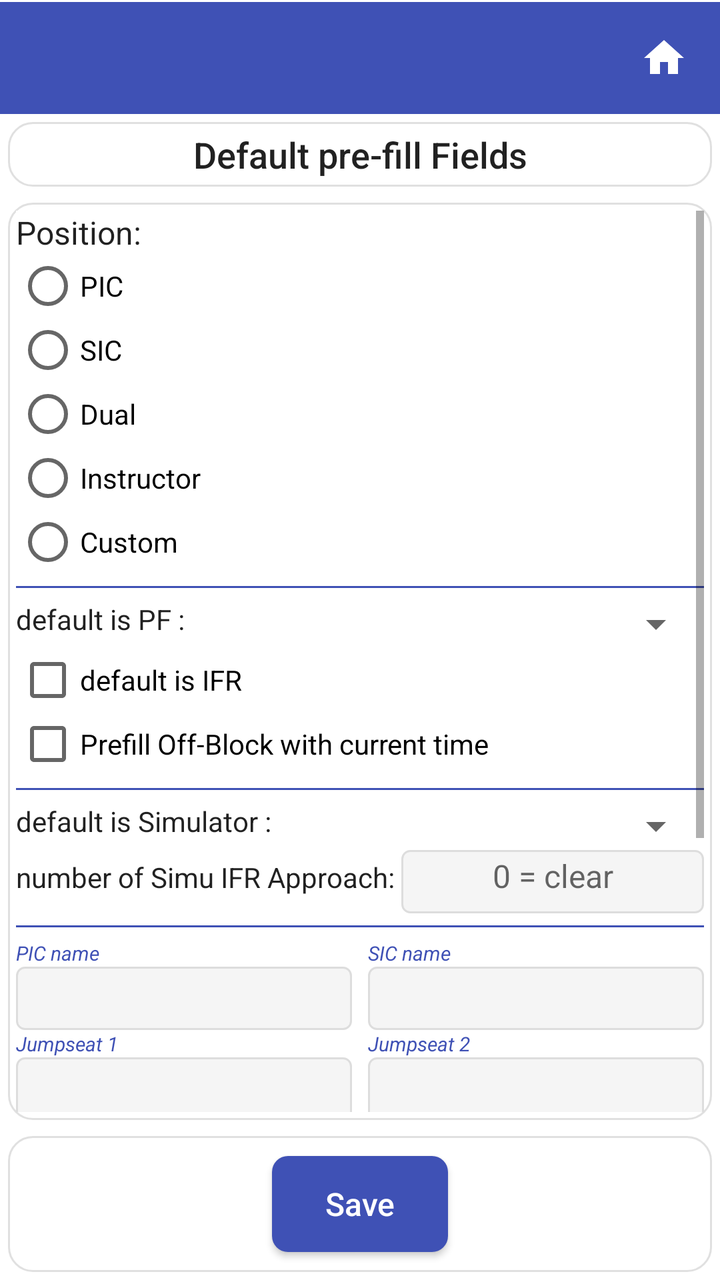
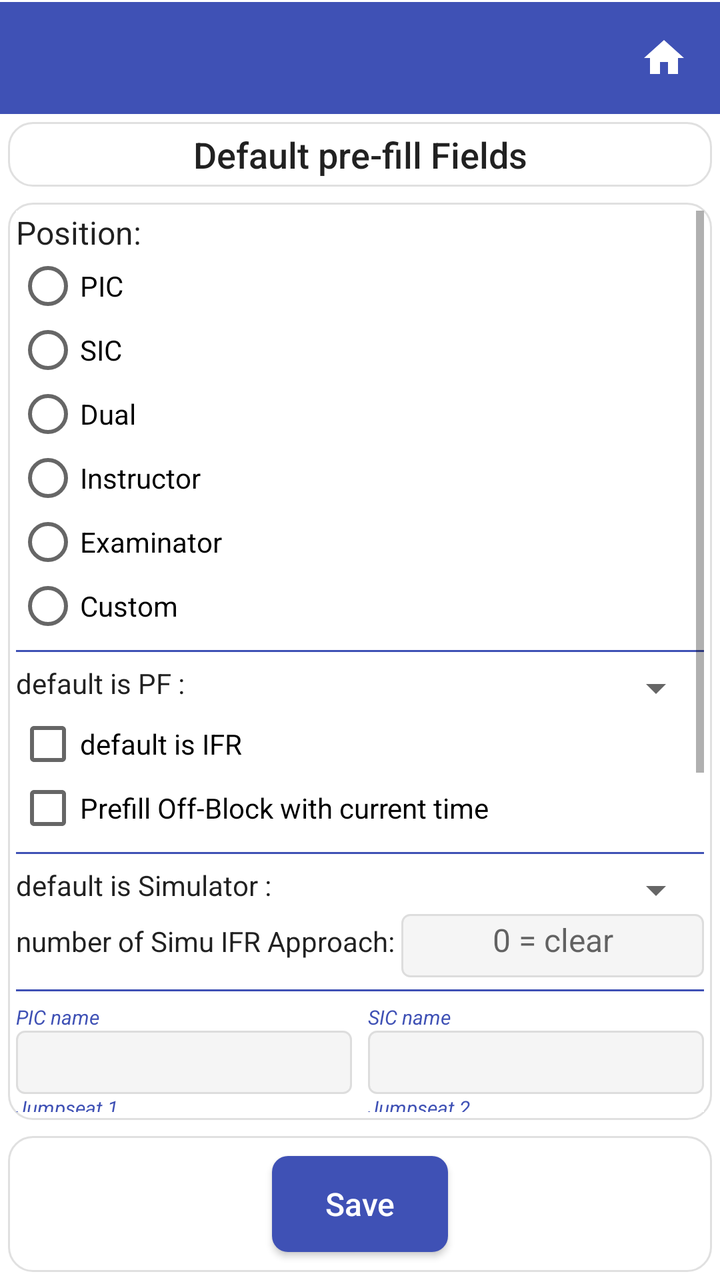

Two renders of the same Android screen: before a commit and after it. Below are the layout's source before the change and the commit's diff.
<!-- AndroidManifest.xml: application theme Theme.StripToLogbook.View -->
<!-- res/layout/activity_default_fields_preferences.xml -->
<?xml version="1.0" encoding="utf-8"?>
<LinearLayout xmlns:android="http://schemas.android.com/apk/res/android"
    android:layout_width="match_parent"
    android:layout_height="match_parent"
    android:orientation="vertical">

    
    <include layout="@layout/view_app_toolbar" />

    
    <LinearLayout
        style="@style/Card.Surface"
        android:layout_width="match_parent"
        android:layout_height="wrap_content"
        android:autoSizeTextType="uniform"
        android:orientation="vertical"
        android:gravity="center">

        <TextView
            style="@style/TextAppearance.AppCompat.Title"
            android:layout_width="match_parent"
            android:layout_height="wrap_content"
            android:gravity="center"
            android:text="Default pre-fill Fields" />

    </LinearLayout>

    
    <ScrollView
        android:id="@+id/scroll_view"
        style="@style/Card.Surface"
        android:layout_width="match_parent"
        android:layout_height="0dp"
        android:layout_weight="1"
        android:layout_marginTop="6dp">

        <LinearLayout
            android:layout_width="match_parent"
            android:layout_height="wrap_content"
            android:orientation="vertical" >

            

            <TextView
                android:layout_width="match_parent"
                android:layout_height="wrap_content"
                android:text="Position:"
                android:textAppearance="@style/TextAppearance.AppCompat.Body1" />

            <RadioGroup
                android:id="@+id/rg_default_position"
                android:layout_width="match_parent"
                android:layout_height="wrap_content">

                <RadioButton
                    android:id="@+id/rb_position_pic"
                    android:layout_width="wrap_content"
                    android:layout_height="wrap_content"
                    android:text="PIC" />

                <RadioButton
                    android:id="@+id/rb_position_sic"
                    android:layout_width="wrap_content"
                    android:layout_height="wrap_content"
                    android:text="SIC" />

                <RadioButton
                    android:id="@+id/rb_position_dual"
                    android:layout_width="wrap_content"
                    android:layout_height="wrap_content"
                    android:text="Dual" />

                <RadioButton
                    android:id="@+id/rb_position_instructor"
                    android:layout_width="wrap_content"
                    android:layout_height="wrap_content"
                    android:text="Instructor" />

                <RadioButton
                    android:id="@+id/rb_position_custom"
                    android:layout_width="wrap_content"
                    android:layout_height="wrap_content"
                    android:text="Custom" />

            </RadioGroup>

            <EditText
                android:id="@+id/et_custom_position"
                style="@style/EditTextStyle"
                android:layout_width="match_parent"
                android:layout_height="wrap_content"
                android:hint="Custom position"
                android:inputType="text"
                android:visibility="gone" />

            <View
                android:layout_width="match_parent"
                android:layout_height="1dp"
                android:layout_marginVertical="6dp"
                android:background="@color/colorPrimary" />


            
            <LinearLayout
                android:layout_width="match_parent"
                android:layout_height="wrap_content"
                android:orientation="horizontal">

                <TextView
                    android:layout_width="match_parent"
                    android:layout_height="wrap_content"
                    android:layout_weight="1"
                    android:text="default is PF : "
                    android:textAppearance="@style/TextAppearance.AppCompat.Medium" />

                <View android:layout_width="8dp" android:layout_height="match_parent" />

                <Spinner
                    android:id="@+id/sp_default_pilot_flying"
                    android:layout_width="match_parent"
                    android:layout_height="wrap_content"
                    android:layout_weight="1" />

            </LinearLayout>

            
            <CheckBox
                android:id="@+id/cb_default_is_ifr"
                android:layout_width="match_parent"
                android:layout_height="wrap_content"
                android:text="default is IFR" />

            
            <CheckBox
                android:id="@+id/cb_default_offblock_now"
                android:layout_width="match_parent"
                android:layout_height="wrap_content"
                android:text="Prefill Off-Block with current time" />

            <View
                android:layout_width="match_parent"
                android:layout_height="1dp"
                android:layout_marginVertical="6dp"
                android:background="@color/colorPrimary" />

            
            <LinearLayout
                android:layout_width="match_parent"
                android:layout_height="wrap_content"
                android:orientation="horizontal">

                <TextView
                    android:layout_width="match_parent"
                    android:layout_height="wrap_content"
                    android:layout_weight="1"
                    android:text="default is Simulator : "
                    android:textAppearance="@style/TextAppearance.AppCompat.Medium" />

                <View android:layout_width="8dp" android:layout_height="match_parent" />

                <Spinner
                    android:id="@+id/sp_default_is_simulator"
                    android:layout_width="match_parent"
                    android:layout_height="wrap_content"
                    android:layout_weight="1" />

            </LinearLayout>

            
            <LinearLayout
                android:layout_width="match_parent"
                android:layout_height="wrap_content"
                android:orientation="horizontal">

                <TextView
                    android:layout_width="wrap_content"
                    android:layout_height="wrap_content"
                    android:text="number of Simu IFR Approach: "
                    android:textAppearance="@style/TextAppearance.AppCompat.Medium" />

                <EditText
                    android:id="@+id/et_default_simu_ifr_approach"
                    style="@style/EditTextStyle"
                    android:layout_width="match_parent"
                    android:layout_height="wrap_content"
                    android:inputType="number"
                    android:hint="0 = clear" />

            </LinearLayout>

            <View
                android:layout_width="match_parent"
                android:layout_height="1dp"
                android:layout_marginVertical="6dp"
                android:background="@color/colorPrimary" />

            
            <LinearLayout
                android:layout_width="match_parent"
                android:layout_height="wrap_content"
                android:orientation="horizontal">
                
                <LinearLayout
                    android:layout_width="0dp"
                    android:layout_height="wrap_content"
                    android:layout_weight="1"
                    android:orientation="vertical">
                    <TextView
                        android:layout_width="wrap_content"
                        android:layout_height="wrap_content"
                        android:text="PIC name"
                        android:textAppearance="@style/TextAppearance.AppCompat.Label" />
                    <EditText
                        android:id="@+id/et_default_pic_name"
                        style="@style/EditTextStyle"
                        android:layout_width="match_parent"
                        android:layout_height="wrap_content"
                        android:inputType="text"
                        android:popupBackground="@color/dropdown_background"/>
                </LinearLayout>

                <View android:layout_width="8dp" android:layout_height="match_parent" />

                
                <LinearLayout
                    android:layout_width="0dp"
                    android:layout_height="wrap_content"
                    android:layout_weight="1"
                    android:orientation="vertical">
                    <TextView
                        android:layout_width="wrap_content"
                        android:layout_height="wrap_content"
                        android:text="SIC name"
                        android:textAppearance="@style/TextAppearance.AppCompat.Label" />
                    <EditText
                        android:id="@+id/et_default_sic_name"
                        style="@style/EditTextStyle"
                        android:layout_width="match_parent"
                        android:layout_height="wrap_content"
                        android:inputType="text"
                        android:popupBackground="@color/dropdown_background"/>
                </LinearLayout>
            </LinearLayout>

            
            <LinearLayout
                android:layout_width="match_parent"
                android:layout_height="wrap_content"
                android:orientation="horizontal">
                
                <LinearLayout
                    android:layout_width="0dp"
                    android:layout_height="wrap_content"
                    android:layout_weight="1"
                    android:orientation="vertical">
                    <TextView
                        android:layout_width="wrap_content"
                        android:layout_height="wrap_content"
                        android:text="Jumpseat 1"
                        android:textAppearance="@style/TextAppearance.AppCompat.Label" />
                    <EditText
                        android:id="@+id/et_default_jumpseat1"
                        style="@style/EditTextStyle"
                        android:layout_width="match_parent"
                        android:layout_height="wrap_content"
                        android:inputType="text"
                        android:popupBackground="@color/dropdown_background"/>
                </LinearLayout>

                <View android:layout_width="8dp" android:layout_height="match_parent" />

                
                <LinearLayout
                    android:layout_width="0dp"
                    android:layout_height="wrap_content"
                    android:layout_weight="1"
                    android:orientation="vertical">
                    <TextView
                        android:layout_width="wrap_content"
                        android:layout_height="wrap_content"
                        android:text="Jumpseat 2"
                        android:textAppearance="@style/TextAppearance.AppCompat.Label" />
                    <EditText
                        android:id="@+id/et_default_jumpseat2"
                        style="@style/EditTextStyle"
                        android:layout_width="match_parent"
                        android:layout_height="wrap_content"
                        android:inputType="text"
                        android:popupBackground="@color/dropdown_background"/>
                </LinearLayout>
            </LinearLayout>

            
            <LinearLayout
                android:layout_width="match_parent"
                android:layout_height="wrap_content"
                android:orientation="horizontal">
                
                <LinearLayout
                    android:layout_width="0dp"
                    android:layout_height="wrap_content"
                    android:layout_weight="1"
                    android:orientation="vertical">
                    <TextView
                        android:layout_width="wrap_content"
                        android:layout_height="wrap_content"
                        android:text="Cabin crew"
                        android:textAppearance="@style/TextAppearance.AppCompat.Label" />
                    <EditText
                        android:id="@+id/et_default_cabin_crew"
                        style="@style/EditTextStyle"
                        android:layout_width="match_parent"
                        android:layout_height="wrap_content"
                        android:inputType="text"
                        android:popupBackground="@color/dropdown_background"/>
                </LinearLayout>

                <View android:layout_width="8dp" android:layout_height="match_parent" />

                
                <View
                    android:layout_width="0dp"
                    android:layout_height="match_parent"
                    android:layout_weight="1"
                    />
            </LinearLayout>

            
            <LinearLayout
                android:layout_width="match_parent"
                android:layout_height="wrap_content"
                android:orientation="horizontal">
                
                <LinearLayout
                    android:layout_width="0dp"
                    android:layout_height="wrap_content"
                    android:layout_weight="1"
                    android:orientation="vertical">
                    <TextView
                        android:layout_width="wrap_content"
                        android:layout_height="wrap_content"
                        android:text="a/c Registration"
                        android:textAppearance="@style/TextAppearance.AppCompat.Label" />
                    <EditText
                        android:id="@+id/et_default_ac_registration"
                        style="@style/EditTextStyle"
                        android:layout_width="match_parent"
                        android:layout_height="wrap_content"
                        android:inputType="text"
                        android:popupBackground="@color/dropdown_background"/>
                </LinearLayout>

                <View android:layout_width="8dp" android:layout_height="match_parent" />

                
                <LinearLayout
                    android:layout_width="0dp"
                    android:layout_height="wrap_content"
                    android:layout_weight="1"
                    android:orientation="vertical">
                    <TextView
                        android:layout_width="wrap_content"
                        android:layout_height="wrap_content"
                        android:text="Flight number prefix"
                        android:textAppearance="@style/TextAppearance.AppCompat.Label" />
                    <EditText
                        android:id="@+id/et_default_flight_number_prefix"
                        style="@style/EditTextStyle"
                        android:layout_width="match_parent"
                        android:layout_height="wrap_content"
                        android:inputType="text"
                        android:popupBackground="@color/dropdown_background"/>
                </LinearLayout>
            </LinearLayout>

            
            <LinearLayout
                android:layout_width="match_parent"
                android:layout_height="wrap_content"
                android:orientation="horizontal">
                
                <LinearLayout
                    android:layout_width="0dp"
                    android:layout_height="wrap_content"
                    android:layout_weight="1"
                    android:orientation="vertical">
                    <TextView
                        android:layout_width="wrap_content"
                        android:layout_height="wrap_content"
                        android:text="Departure (ICAO)"
                        android:textAppearance="@style/TextAppearance.AppCompat.Label" />
                    <EditText
                        android:id="@+id/et_default_icao_departure"
                        style="@style/EditTextStyle"
                        android:layout_width="match_parent"
                        android:layout_height="wrap_content"
                        android:inputType="text"
                        android:popupBackground="@color/dropdown_background"/>
                </LinearLayout>

                <View android:layout_width="8dp" android:layout_height="match_parent" />

                
                <LinearLayout
                    android:layout_width="0dp"
                    android:layout_height="wrap_content"
                    android:layout_weight="1"
                    android:orientation="vertical">
                    <TextView
                        android:layout_width="wrap_content"
                        android:layout_height="wrap_content"
                        android:text="Destination (ICAO)"
                        android:textAppearance="@style/TextAppearance.AppCompat.Label" />
                    <EditText
                        android:id="@+id/et_default_icao_destination"
                        style="@style/EditTextStyle"
                        android:layout_width="match_parent"
                        android:layout_height="wrap_content"
                        android:inputType="text"
                        android:popupBackground="@color/dropdown_background"/>
                </LinearLayout>
            </LinearLayout>

            
            <LinearLayout
                android:layout_width="match_parent"
                android:layout_height="wrap_content"
                android:layout_weight="1"
                android:orientation="vertical">
                <TextView
                    android:layout_width="wrap_content"
                    android:layout_height="wrap_content"
                    android:text="Comment"
                    android:textAppearance="@style/TextAppearance.AppCompat.Label"
                    android:layout_marginTop="8dp" />

                <EditText
                    android:id="@+id/et_default_comment"
                    style="@style/TextAppearance.AppCompat.Medium"
                    android:layout_width="match_parent"
                    android:layout_height="wrap_content"
                    android:gravity="left"
                    android:inputType="textMultiLine" />

            </LinearLayout>

            <View
                android:layout_width="match_parent"
                android:layout_height="1dp"
                android:layout_marginVertical="6dp"
                android:background="@color/colorPrimary" />

        </LinearLayout>
    </ScrollView>

    
    <LinearLayout
        style="@style/Card.Surface"
        android:layout_width="match_parent"
        android:layout_height="wrap_content"
        android:gravity="center"
        android:orientation="vertical"
        android:layout_marginBottom="30dp" >

        <Button
            android:id="@+id/btn_save_default_fields"
            style="@style/PrimaryButtonStyle"
            android:layout_width="wrap_content"
            android:layout_height="wrap_content"
            android:layout_gravity="center_horizontal"
            android:text="Save" />

    </LinearLayout>

</LinearLayout>
<!-- res/layout/view_app_toolbar.xml (included above) -->
<?xml version="1.0" encoding="utf-8"?>
<LinearLayout xmlns:android="http://schemas.android.com/apk/res/android"
    android:id="@+id/toolbar_container"
    android:layout_width="match_parent"
    android:layout_height="wrap_content"
    android:orientation="vertical"
    android:background="@color/colorPrimary">

    <View
        android:id="@+id/status_bar_spacer"
        android:layout_width="match_parent"
        android:layout_height="0dp"
        android:background="@color/colorPrimary" />

    <View
        android:layout_width="match_parent"
        android:layout_height="1dp"
        android:background="@color/surface" />

    <LinearLayout
        android:layout_width="match_parent"
        android:layout_height="wrap_content"
        android:orientation="horizontal"
        android:gravity="center_vertical"
        android:background="@color/colorPrimary">

        <androidx.appcompat.widget.Toolbar
            android:id="@+id/toolbar"
            style="@style/ToolbarStyle"
            android:layout_width="0dp"
            android:layout_height="wrap_content"
            android:layout_weight="1"
            android:background="@color/colorPrimary"
            android:minHeight="?attr/actionBarSize" />

        <ImageButton
            android:id="@+id/btn_home"
            android:layout_width="?attr/actionBarSize"
            android:layout_height="?attr/actionBarSize"
            android:background="?attr/selectableItemBackgroundBorderless"
            android:contentDescription="Home"
            android:src="@drawable/ic_home" />
    </LinearLayout>
</LinearLayout>
<!-- resources referenced by this layout -->
<resources>
  <color name="colorPrimary">#3F51B5</color>
  <color name="dropdown_background">#FFFFFFFF</color>
  <color name="surface">#FFFFFFFF</color>
  <style name="Card.Surface">
          <item name="android:background">@drawable/bg_card</item>
          <item name="android:padding">4dp</item>
          <item name="android:layout_margin">4dp</item>
      </style>
  <style name="TextAppearance.AppCompat.Body1" parent="TextAppearance.AppCompat">
          <item name="android:textSize">16sp</item>
          <item name="android:textColor">@color/text_primary</item>
          <item name="android:fontFamily">sans-serif</item>
      </style>
  <style name="TextAppearance.AppCompat.Label" parent="TextAppearance.AppCompat">
          <item name="android:textSize">10sp</item>
          <item name="android:textColor">@color/text_label</item>
          <item name="android:fontFamily">sans-serif</item>
          <item name="android:textStyle">italic</item>
      </style>
  <style name="TextAppearance.AppCompat.Medium" parent="TextAppearance.AppCompat">
          <item name="android:textSize">14sp</item>
          <item name="android:textColor">@color/text_primary</item>
          <item name="android:fontFamily">sans-serif</item>
      </style>
  <style name="TextAppearance.AppCompat.Title" parent="TextAppearance.AppCompat">
          <item name="android:textSize">18sp</item>
          <item name="android:textColor">@color/text_primary</item>
          <item name="android:fontFamily">sans-serif-medium</item>
      </style>
  <style name="ToolbarStyle" parent="Widget.AppCompat.Toolbar">
          <item name="android:background">@color/colorPrimary</item>
          <item name="titleTextAppearance">@style/ToolbarTitleStyle</item>
      </style>
  <!-- drawable bg_card (drawable) -->
  <?xml version="1.0" encoding="utf-8"?>
  <shape xmlns:android="http://schemas.android.com/apk/res/android">
      <solid android:color="@color/surface" />
      <corners android:radius="12dp" />
      <stroke android:width="1dp"
          android:color="@color/border" />
  </shape>
  <!-- drawable edittext_background (drawable) -->
  <selector xmlns:android="http://schemas.android.com/apk/res/android">
      <item android:state_enabled="false"
          android:drawable="@android:color/transparent" />
      <item android:drawable="@drawable/edittext_background_shape" />
  
  
  
  </selector>
  <color name="text_primary">#DE000000</color>
  <!-- drawable bg_button_primary (drawable) -->
  <?xml version="1.0" encoding="utf-8"?>
  <shape xmlns:android="http://schemas.android.com/apk/res/android">
      <solid android:color="@color/colorPrimary" />
      <corners android:radius="8dp" />
  </shape>
  <color name="text_label">#3F51B5</color>
  <style name="ToolbarTitleStyle" parent="Widget.AppCompat.EditText">
          
          <item name="android:textColor">@color/surface</item>
          <item name="tint">@android:color/white</item>
      </style>
  <color name="purple_500">#FF6200EE</color>
  <color name="purple_700">#FF3700B3</color>
  <color name="teal_200">#FF03DAC5</color>
  <style name="NoBackgroundTextView" parent="Widget.AppCompat.TextView">
          <item name="android:background">@null</item>
      </style>
  <style name="ToolbarNavButtonStyle" parent="Widget.AppCompat.Toolbar.Button.Navigation">
          <item name="android:tint">@color/surface</item>
      </style>
  <color name="border">#E0E0E0</color>
  <!-- drawable edittext_background_shape (drawable) -->
  <shape xmlns:android="http://schemas.android.com/apk/res/android">
      <solid android:color="@color/edittext_background_color" />
      <corners android:radius="4dp" />
      
      <stroke android:width="1dp" android:color="@color/edittext_stroke_color" />
  </shape>
  <color name="edittext_background_color">#F5F5F5</color>
  <color name="edittext_stroke_color">#DDDDDD</color>
  <!-- unchanged entries left out for length: 5 -->
</resources>

<!-- the commit's change to res/layout/activity_default_fields_preferences.xml (unified diff, before → after) -->
@@ -77,6 +77,12 @@
                     android:text="Instructor" />
 
                 <RadioButton
+                    android:id="@+id/rb_position_examinator"
+                    android:layout_width="wrap_content"
+                    android:layout_height="wrap_content"
+                    android:text="Examinator" />
+
+                <RadioButton
                     android:id="@+id/rb_position_custom"
                     android:layout_width="wrap_content"
                     android:layout_height="wrap_content"
@@ -368,6 +374,57 @@
                         style="@style/EditTextStyle"
                         android:layout_width="match_parent"
                         android:layout_height="wrap_content"
+                        android:inputType="text"
+                        android:popupBackground="@color/dropdown_background"/>
+                </LinearLayout>
+            </LinearLayout>
+
+            
+            <LinearLayout
+                android:layout_width="match_parent"
+                android:layout_height="wrap_content"
+                android:orientation="horizontal">
+
+                
+                <LinearLayout
+                    android:layout_width="0dp"
+                    android:layout_height="wrap_content"
+                    android:layout_weight="1"
+                    android:orientation="vertical">
+                    <TextView
+                        android:layout_width="wrap_content"
+                        android:layout_height="wrap_content"
+                        android:text="a/c Type"
+                        android:textAppearance="@style/TextAppearance.AppCompat.Label" />
+                    <AutoCompleteTextView
+                        android:id="@+id/act_default_ac_type"
+                        style="@style/EditTextStyle"
+                        android:layout_width="match_parent"
+                        android:layout_height="wrap_content"
+                        android:completionThreshold="2"
+                        android:inputType="text"
+                        android:popupBackground="@color/dropdown_background"/>
+                </LinearLayout>
+
+                <View android:layout_width="8dp" android:layout_height="match_parent" />
+
+                
+                <LinearLayout
+                    android:layout_width="0dp"
+                    android:layout_height="wrap_content"
+                    android:layout_weight="1"
+                    android:orientation="vertical">
+                    <TextView
+                        android:layout_width="wrap_content"
+                        android:layout_height="wrap_content"
+                        android:text="Category"
+                        android:textAppearance="@style/TextAppearance.AppCompat.Label" />
+                    <AutoCompleteTextView
+                        android:id="@+id/act_default_category"
+                        style="@style/EditTextStyle"
+                        android:layout_width="match_parent"
+                        android:layout_height="wrap_content"
+                        android:completionThreshold="1"
                         android:inputType="text"
                         android:popupBackground="@color/dropdown_background"/>
                 </LinearLayout>
